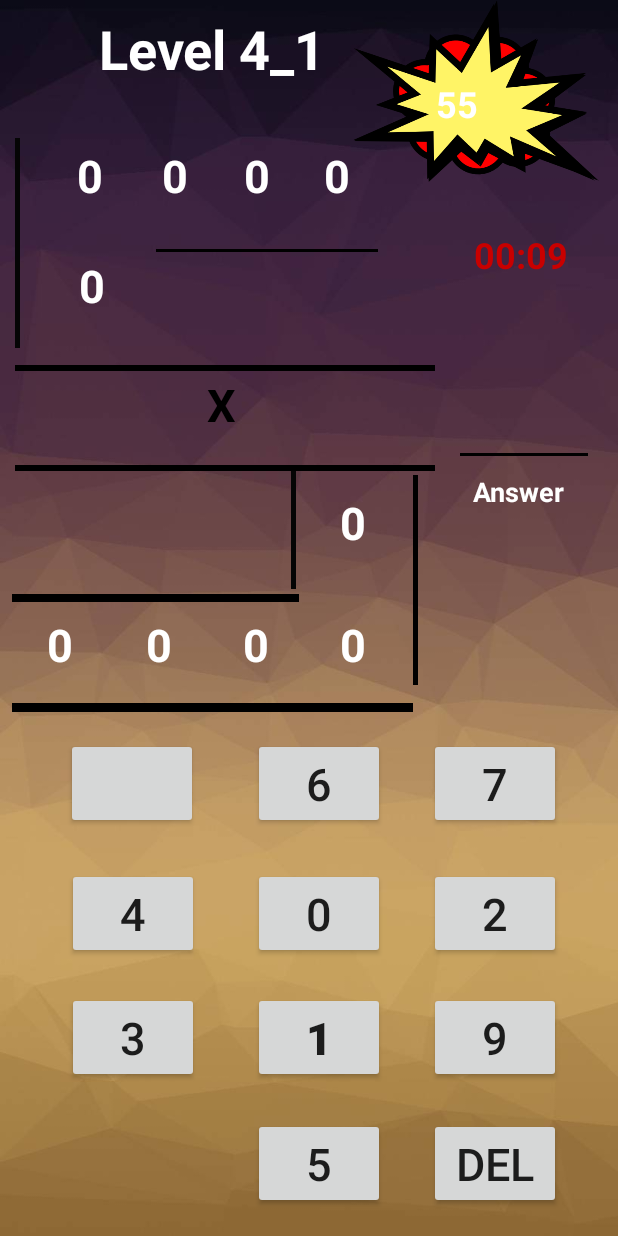
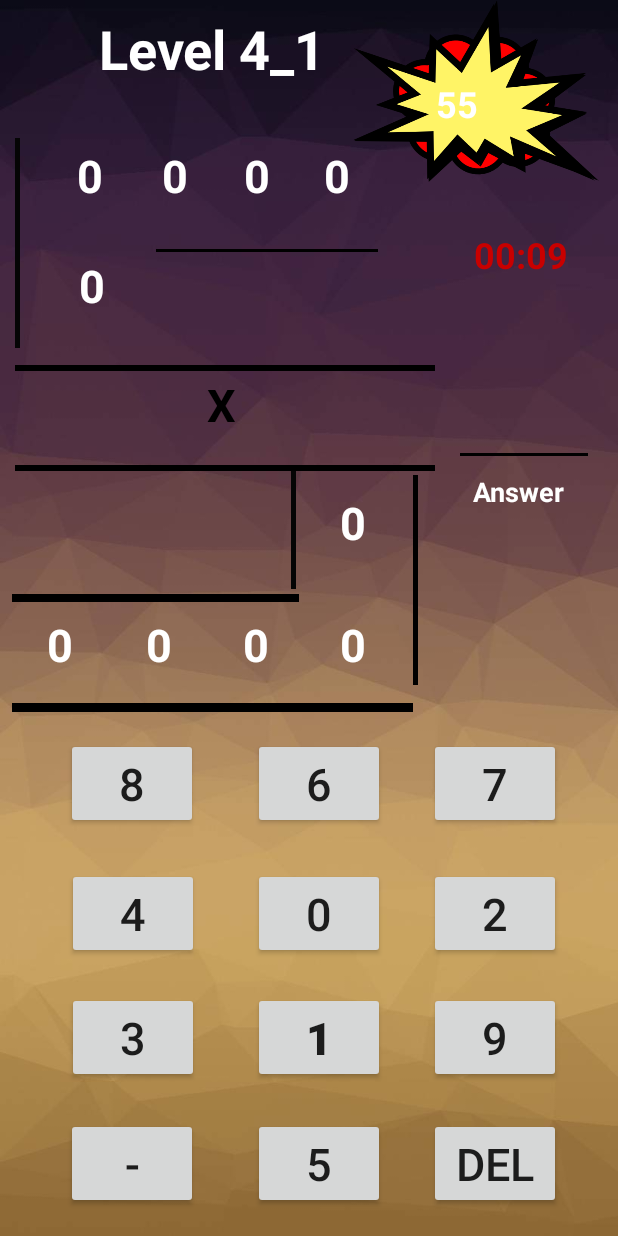
Before and after one commit to tdwic/BrainTuner2, an Android app: the level_4_a screen opened directly, with no data from a screen before it, on a phone screen of 412 x 824 dp. Run offline under Robolectric (Android 15) with nearby library versions, the phone set to English and light mode, and no system bars; our stand-ins replace Firebase (no records; nobody signed in at launch, a user with empty details on screens opened directly); Roboto replaces fonts that are not available here; 10 statements that could not run were skipped.

Commit message:
level4 coplete music add number change in proper way database

```diff
--- a/app/src/main/res/layout/activity_level_3.xml
+++ b/app/src/main/res/layout/activity_level_3.xml
@@ -255,7 +255,7 @@
 
 
     <Button
-        android:id="@+id/button36"
+        android:id="@+id/bt1"
         android:layout_width="wrap_content"
         android:layout_height="wrap_content"
         android:layout_marginStart="8dp"
@@ -273,7 +273,7 @@
 
 
     <Button
-        android:id="@+id/button37"
+        android:id="@+id/bt4"
         android:layout_width="wrap_content"
         android:layout_height="wrap_content"
         android:layout_marginStart="8dp"
@@ -291,7 +291,7 @@
 
 
     <Button
-        android:id="@+id/button38"
+        android:id="@+id/bt7"
         android:layout_width="wrap_content"
         android:layout_height="wrap_content"
         android:layout_marginStart="8dp"
--- a/app/src/main/res/layout/activity_level_4_a.xml
+++ b/app/src/main/res/layout/activity_level_4_a.xml
@@ -501,7 +501,7 @@
         app:layout_constraintVertical_bias="0.059" />
 
     <Button
-        android:id="@+id/button36"
+        android:id="@+id/bt1"
         android:layout_width="wrap_content"
         android:layout_height="wrap_content"
         android:layout_marginStart="8dp"
@@ -519,7 +519,7 @@
         app:layout_constraintVertical_bias="0.874" />
 
     <Button
-        android:id="@+id/button37"
+        android:id="@+id/bt4"
         android:layout_width="wrap_content"
         android:layout_height="wrap_content"
         android:layout_marginStart="8dp"
@@ -536,7 +536,7 @@
         app:layout_constraintVertical_bias="0.764" />
 
     <Button
-        android:id="@+id/button38"
+        android:id="@+id/bt7"
         android:layout_width="wrap_content"
         android:layout_height="wrap_content"
         android:layout_marginStart="8dp"
@@ -553,7 +553,7 @@
         app:layout_constraintVertical_bias="0.648" />
 
     <Button
-        android:id="@+id/button39"
+        android:id="@+id/bt0"
         android:layout_width="wrap_content"
         android:layout_height="wrap_content"
         android:layout_marginStart="8dp"
@@ -570,7 +570,7 @@
         app:layout_constraintVertical_bias="0.764" />
 
     <Button
-        android:id="@+id/button40"
+        android:id="@+id/btClr"
         android:layout_width="wrap_content"
         android:layout_height="wrap_content"
         android:layout_marginStart="8dp"
@@ -587,7 +587,7 @@
         app:layout_constraintVertical_bias="0.987" />
 
     <Button
-        android:id="@+id/button41"
+        android:id="@+id/bt9"
         android:layout_width="wrap_content"
         android:layout_height="wrap_content"
         android:layout_marginStart="8dp"
@@ -604,14 +604,14 @@
         app:layout_constraintVertical_bias="0.874" />
 
     <Button
-        android:id="@+id/button42"
+        android:id="@+id/bt8"
         android:layout_width="wrap_content"
         android:layout_height="wrap_content"
         android:layout_marginStart="8dp"
         android:layout_marginTop="8dp"
         android:layout_marginEnd="8dp"
         android:layout_marginBottom="8dp"
-        android:text="@string/row4_2"
+        android:text="@string/num4_8"
         android:textSize="30sp"
         app:layout_constraintBottom_toBottomOf="parent"
         app:layout_constraintEnd_toEndOf="parent"
@@ -621,7 +621,7 @@
         app:layout_constraintVertical_bias="0.648" />
 
     <Button
-        android:id="@+id/button43"
+        android:id="@+id/bt5"
         android:layout_width="wrap_content"
         android:layout_height="wrap_content"
         android:layout_marginStart="8dp"
@@ -638,7 +638,7 @@
         app:layout_constraintVertical_bias="0.987" />
 
     <Button
-        android:id="@+id/button44"
+        android:id="@+id/bt6"
         android:layout_width="wrap_content"
         android:layout_height="wrap_content"
         android:layout_marginStart="8dp"
@@ -655,7 +655,7 @@
         app:layout_constraintVertical_bias="0.648" />
 
     <Button
-        android:id="@+id/button45"
+        android:id="@+id/bt3"
         android:layout_width="wrap_content"
         android:layout_height="wrap_content"
         android:layout_marginStart="8dp"
@@ -672,7 +672,24 @@
         app:layout_constraintVertical_bias="0.874" />
 
     <Button
-        android:id="@+id/button46"
+        android:id="@+id/btNeg"
+        android:layout_width="wrap_content"
+        android:layout_height="wrap_content"
+        android:layout_marginStart="8dp"
+        android:layout_marginTop="8dp"
+        android:layout_marginEnd="8dp"
+        android:layout_marginBottom="8dp"
+        android:text="@string/num4_"
+        android:textSize="30sp"
+        app:layout_constraintBottom_toBottomOf="parent"
+        app:layout_constraintEnd_toEndOf="parent"
+        app:layout_constraintHorizontal_bias="0.117"
+        app:layout_constraintStart_toStartOf="parent"
+        app:layout_constraintTop_toTopOf="parent"
+        app:layout_constraintVertical_bias="0.987" />
+
+    <Button
+        android:id="@+id/bt2"
         android:layout_width="wrap_content"
         android:layout_height="wrap_content"
         android:layout_marginStart="8dp"
```
Also changed, not shown: app/src/main/AndroidManifest.xml (+5 -3 lines), app/src/main/java/com/example/braintuner/game_menu.java (+8 -1 lines), app/src/main/java/com/example/braintuner/level_4.java (+20 -3 lines), app/src/main/java/com/example/braintuner/level_4_a.java (+111 -0 lines), 2 other files.
